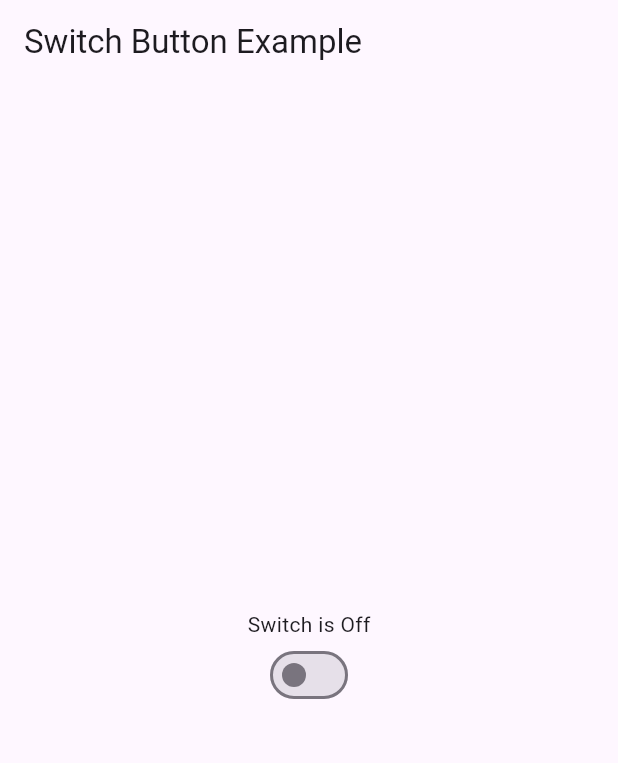
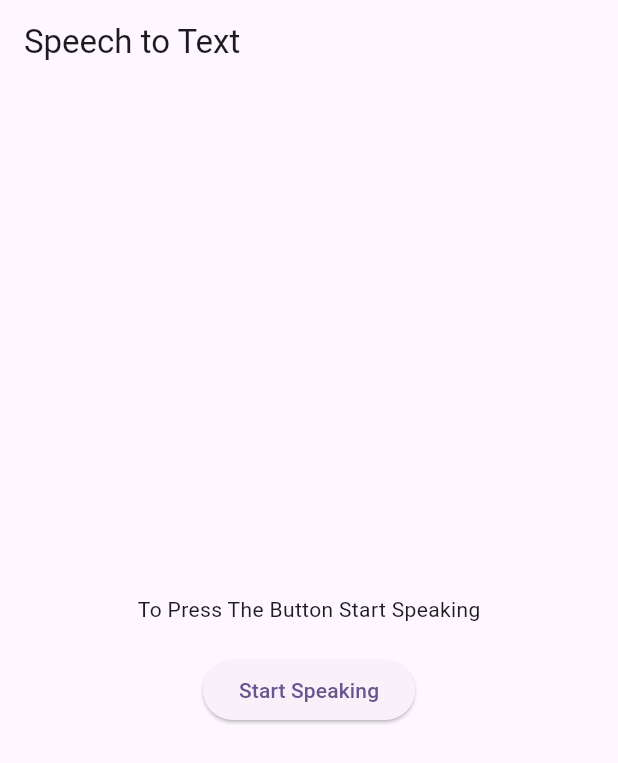
Before and after one commit to chandru2309/radiobuttonpractice, a Flutter app: the screen it shows after launch, on a phone screen of 412 x 824 dp. Shown: the top 763 px of the screen. Run offline on Flutter 3.47's test engine with Material 3 defaults, Android fonts, the phone set to English and light mode, and no system bars; our stand-ins replace flutter_speed_dial, flutter_tts, image_picker, shared_preferences, speech_to_text.

Commit message:
Initial commit

```diff
--- a/lib/main.dart
+++ b/lib/main.dart
@@ -7,6 +7,7 @@ import 'package:radiobuttonpractice/floatpractice.dart';
 import 'package:radiobuttonpractice/radio.dart';
 import 'package:radiobuttonpractice/sharedpreferance.dart';
 import 'package:radiobuttonpractice/snackbar.dart';
+import 'package:radiobuttonpractice/speech%20to%20text.dart';
 import 'package:radiobuttonpractice/switch_button.dart';
 import 'package:radiobuttonpractice/text_to_speech.dart';
 
@@ -25,21 +26,6 @@ class MyApp extends StatelessWidget {
     return MaterialApp(
       title: 'Flutter Demo',
       theme: ThemeData(
-        // This is the theme of your application.
-        //
-        // TRY THIS: Try running your application with "flutter run". You'll see
-        // the application has a blue toolbar. Then, without quitting the app,
-        // try changing the seedColor in the colorScheme below to Colors.green
-        // and then invoke "hot reload" (save your changes or press the "hot
-        // reload" button in a Flutter-supported IDE, or press "r" if you used
-        // the command line to start the app).
-        //
-        // Notice that the counter didn't reset back to zero; the application
-        // state is not lost during the reload. To reset the state, use hot
-        // restart instead.
-        //
-        // This works for code too, not just values: Most code changes can be
-        // tested with just a hot reload.
         colorScheme: ColorScheme.fromSeed(seedColor: Colors.deepPurple),
         useMaterial3: true,
       ),
@@ -53,7 +39,8 @@ class MyApp extends StatelessWidget {
      // home: Alert(),
       //home: ImagePickerPage(),
       //home: TextSpeech(),
-      home: SwitchButtonPractice(),
+     // home: SwitchButtonPractice(),
+        home: SpeechText()
     );
   }
 }
--- /dev/null
+++ b/lib/speech to text.dart
@@ -0,0 +1,66 @@
+import 'package:flutter/material.dart';
+import 'package:speech_to_text/speech_to_text.dart' as stt;
+
+class SpeechText extends StatefulWidget {
+  @override
+  _SpeechTextState createState() => _SpeechTextState();
+}
+
+class _SpeechTextState extends State<SpeechText> {
+  late stt.SpeechToText _speech;
+  bool _isListening = false;
+  String _text = 'To Press The Button Start Speaking';
+
+  @override
+  void initState() {
+    super.initState();
+    _speech = stt.SpeechToText();
+  }
+
+  @override
+  Widget build(BuildContext context) {
+    return Scaffold(
+      appBar: AppBar(
+        title: Text('Speech to Text'),
+      ),
+      body: Center(
+        child: Column(
+          mainAxisAlignment: MainAxisAlignment.center,
+          children: [
+            Text(_text),
+            SizedBox(height: 20),
+            ElevatedButton(
+              onPressed: _isListening ? _stopListening : _startListening,
+              child: Text(_isListening ? 'Stop Speaking' : 'Start Speaking'),
+            ),
+          ],
+        ),
+      ),
+    );
+  }
+
+  void _startListening() async {
+    if (!_isListening) {
+      bool available = await _speech.initialize(
+        onStatus: (status) => print('onStatus: $status'),
+        onError: (error) => print('onError: $error'),
+      );
+
+      if (available) {
+        setState(() => _isListening = true);
+        _speech.listen(
+          onResult: (result) => setState(() => _text = result.recognizedWords),
+        );
+      } else {
+        setState(() => _text = 'Speech recognition not available');
+      }
+    }
+  }
+
+  void _stopListening() {
+    if (_isListening) {
+      _speech.stop();
+      setState(() => _isListening = false);
+    }
+  }
+}
--- a/pubspec.yaml
+++ b/pubspec.yaml
@@ -35,6 +35,7 @@ dependencies:
   # The following adds the Cupertino Icons font to your application.
   # Use with the CupertinoIcons class for iOS style icons.
   cupertino_icons: ^1.0.2
+  speech_to_text: ^6.6.1
   sqflite:
   path_provider:
   path:
@@ -44,7 +45,6 @@ dependencies:
   shared_preferences:
   image_picker:
   flutter_tts:
-
 
 dev_dependencies:
   flutter_test:
```
Also changed, not shown: pubspec.lock.
